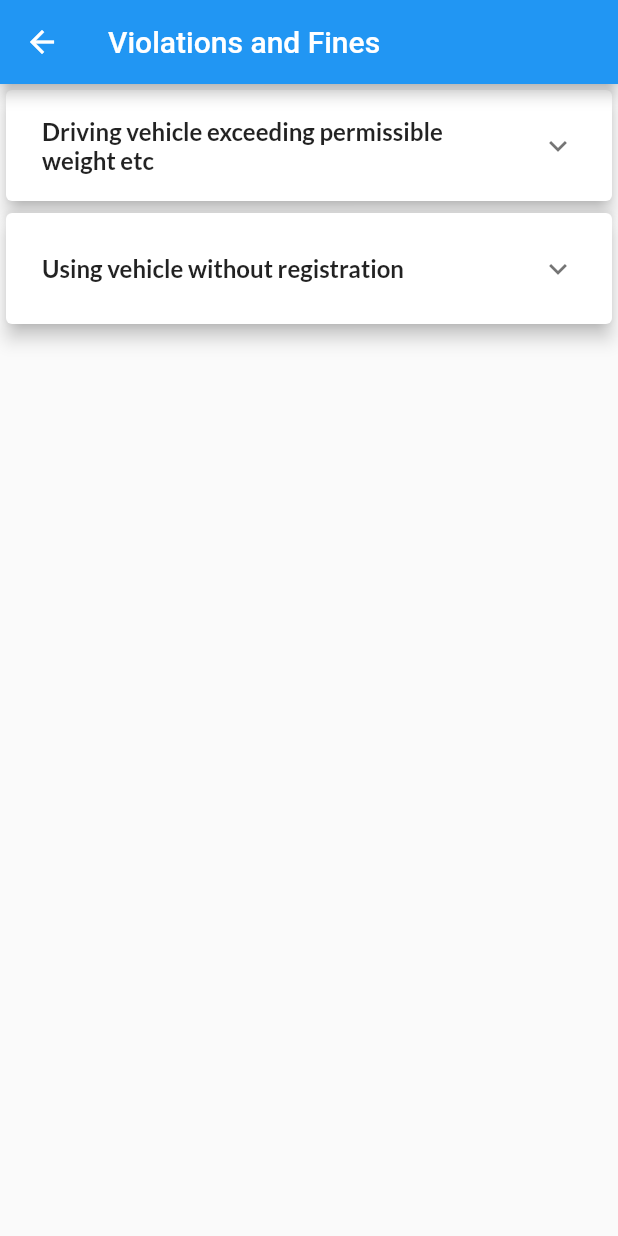
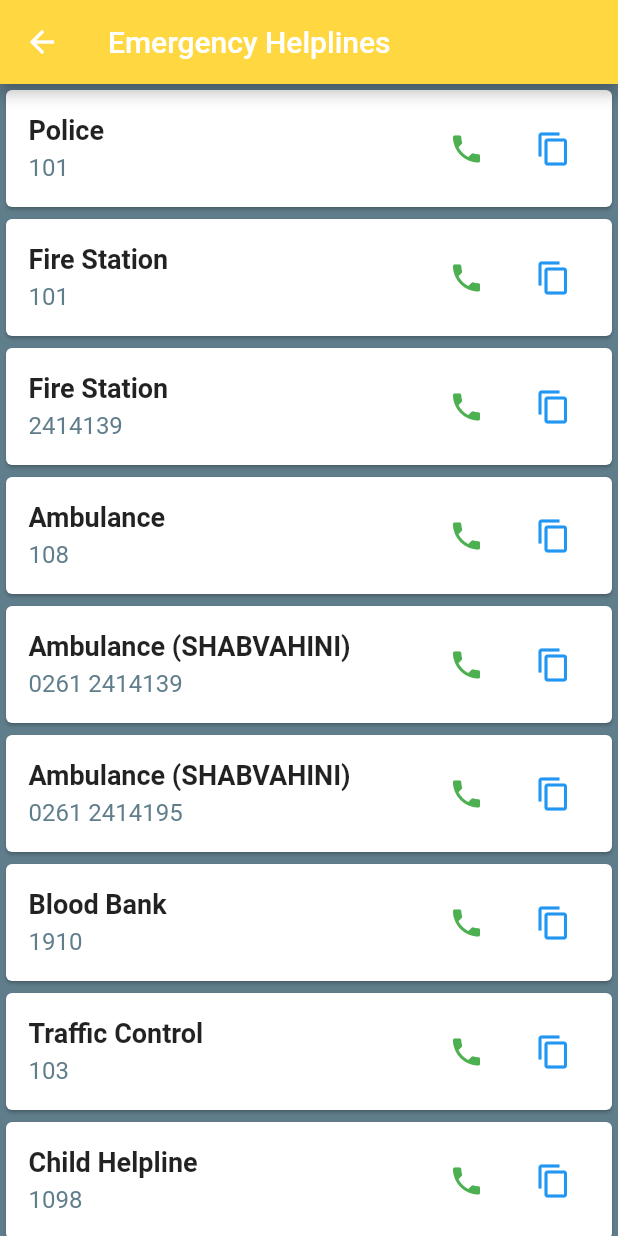
Before and after one commit to Mit-Patel/traffic_rules, a Flutter app: the screen it shows after launch, after a tap on "Emergency Helplines", on a phone screen of 412 x 824 dp. Run offline on Flutter 3.47's test engine with Material 2 defaults, Android fonts, the phone set to English and light mode, and no system bars; our stand-ins replace google_fonts.

Commit message:
added traffic signs and emergency numbers

```diff
--- /dev/null
+++ b/lib/components/AdaptableText.dart
@@ -0,0 +1,84 @@
+import 'package:flutter/material.dart';
+
+class AdaptableText extends StatelessWidget {
+  final String text;
+  final TextStyle style;
+  final TextAlign textAlign;
+  final TextDirection textDirection;
+  final double minimumFontScale;
+  final TextOverflow textOverflow;
+  const AdaptableText(this.text,
+      {this.style,
+      this.textAlign = TextAlign.left,
+      this.textDirection = TextDirection.ltr,
+      this.minimumFontScale = 0.5,
+      this.textOverflow = TextOverflow.ellipsis,
+      Key key})
+      : super(key: key);
+
+  @override
+  Widget build(BuildContext context) {
+    TextPainter _painter = TextPainter(
+        text: TextSpan(text: this.text, style: this.style),
+        textAlign: this.textAlign,
+        textScaleFactor: 1,
+        maxLines: 100,
+        textDirection: this.textDirection);
+
+    return LayoutBuilder(
+      builder: (context, constraints) {
+        _painter.layout(maxWidth: constraints.maxWidth);
+        double textScaleFactor = 1;
+
+        if (_painter.height > constraints.maxHeight) {
+          //
+          //print('${_painter.size}');
+          _painter.textScaleFactor = minimumFontScale;
+          _painter.layout(maxWidth: constraints.maxWidth);
+          //print('${_painter.size}');
+
+          if (_painter.height > constraints.maxHeight) {
+            //
+            //even minimum does not fit render it with minimum size
+            //print("Using minimum set font");
+            textScaleFactor = minimumFontScale;
+          } else if (minimumFontScale < 1) {
+            //binary search for valid Scale factor
+            int h = 100;
+            int l = (minimumFontScale * 100).toInt();
+            while (h > l) {
+              int mid = (l + (h - l) / 2).toInt();
+              double newScale = mid.toDouble() / 100.0;
+              _painter.textScaleFactor = newScale;
+              _painter.layout(maxWidth: constraints.maxWidth);
+
+              if (_painter.height > constraints.maxHeight) {
+                //
+                h = mid - 1;
+              } else {
+                l = mid + 1;
+              }
+              if (h <= l) {
+                //print('${_painter.size}');
+                textScaleFactor = newScale - 0.01;
+                _painter.textScaleFactor = newScale;
+                _painter.layout(maxWidth: constraints.maxWidth);
+                break;
+              }
+            }
+          }
+        }
+
+        return Text(
+          this.text,
+          style: this.style,
+          textAlign: this.textAlign,
+          textDirection: this.textDirection,
+          textScaleFactor: textScaleFactor,
+          maxLines: 100,
+          overflow: textOverflow,
+        );
+      },
+    );
+  }
+}
--- a/lib/components/DashboardCard.dart
+++ b/lib/components/DashboardCard.dart
@@ -1,6 +1,7 @@
 import 'package:flutter/material.dart';
 import 'package:google_fonts/google_fonts.dart';
-import 'package:traffic_rules/screens/ViolationsandFines.dart';
+
+import 'AdaptableText.dart';
 
 class DashboardCard extends StatefulWidget {
   final String _icon;
@@ -19,7 +20,7 @@ class _DashboardCardState extends State<DashboardCard> {
   @override
   Widget build(BuildContext context) {
     return Card(
-      elevation:5,
+      elevation: 5,
       //margin: EdgeInsets.fromLTRB(0.0, 0.0, 0.0, 16.0),
       shape: RoundedRectangleBorder(
         borderRadius: BorderRadius.circular(15.0),
@@ -35,29 +36,38 @@ class _DashboardCardState extends State<DashboardCard> {
           padding: const EdgeInsets.all(20.0),
           child: Column(
             children: [
-              Image(image: AssetImage(widget._icon),height: 60,width: 60,),
+              Image(
+                image: AssetImage(widget._icon),
+                height: 60,
+                width: 60,
+              ),
               SizedBox(
                 height: 10.0,
               ),
               Text(
                 widget._title,
                 textAlign: TextAlign.center,
-                style: GoogleFonts.lato(fontSize: 20.0,fontWeight: FontWeight.w700,),
+                style: GoogleFonts.lato(
+                  fontSize: 20.0,
+                  fontWeight: FontWeight.w700,
+                ),
               ),
               Divider(
                 thickness: 1.0,
               ),
               Expanded(
-                child: Text(
+                child: AdaptableText(
                   widget._description,
                   textAlign: TextAlign.center,
-                  style: GoogleFonts.lato(color: Colors.grey,fontWeight: FontWeight.w500,),
+                  style: GoogleFonts.lato(
+                    color: Colors.grey,
+                    fontWeight: FontWeight.w500,
+                  ),
                 ),
               ),
             ],
           ),
         ),
-
       ),
     );
   }
--- a/lib/data/Rules.dart
+++ b/lib/data/Rules.dart
@@ -13,7 +13,7 @@ class Rules {
 }
 
 // This is the entire multi-level list displayed by this app
-final List<Rules> data = <Rules>[
+final List<Rules> violationData = <Rules>[
   Rules(
     'Driving vehicle exceeding permissible weight etc',
     <SubRule>[
@@ -43,5 +43,47 @@ final List<Rules> data = <Rules>[
     SubRule('4. Light Motor Vehicle', 'Rs. 1000'),
     SubRule('5. Four Wheels Vehicle', 'Rs. 1000'),
     SubRule('6. Other Vehicle', 'Rs. 5000'),
-  ])
+  ]),
+  Rules('Driving Dangerously', <SubRule>[
+    SubRule(
+        '1. Driving a motor vehicle at a speed which is dangerous to the public.',
+        'Two-Three Wheelers: Rs. 1500\n\nLMV: Rs. 3000\n\nOther Vehicles: Rs. 5000'),
+    SubRule(
+        '2. Driving a motor vehicle in a manner which is dangerous to the public.',
+        'Two-Three Wheelers: Rs. 1500\n\nLMV: Rs. 3000\n\nOther Vehicles: Rs. 5000'),
+    SubRule(
+        'NOTE: \n1. The documents produced in electronic form (Digilocker) shall be valid.\n2. The documents shall be produced within 15 days from the date of demand.',
+        ''),
+  ]),
+  Rules('Allowing unauthorized person to drive vehicles', <SubRule>[
+    SubRule('1. Two Wheelers', 'Rs. 2000'),
+    SubRule('2. Other Vehicles', 'Rs. 3000'),
+  ]),
+  Rules('Driving Vehicle in contravention of Section 3 or Section 4', <SubRule>[
+    SubRule('1. Drive vehicle without holding driving license.',
+        'Two wheeler: Rs. 2000\n\nOther Vehicles: Rs. 3000'),
+    SubRule(
+        '2. Drive transport vehicle without holding transport authorization.',
+        'Two wheeler: Rs. 2000\n\nOther Vehicles: Rs. 3000'),
+    SubRule('3. Under age driver drives the vehicle.',
+        'Two wheeler: Rs. 2000\n\nOther Vehicles: Rs. 3000'),
+    SubRule(
+        '4. Drive vehicle in contravention of the conditions of learning license.',
+        'Two wheeler: Rs. 2000\n\nOther Vehicles: Rs. 3000'),
+  ]),
+  Rules('Whoever while driving a motor vehicle', <SubRule>[
+    SubRule(
+        '1. Sounds the horn needlessly or continuously or more than necessary to ensure safety.',
+        'Rs. 1000'),
+    SubRule(
+        '2. Sounds the horn in an area with a traffic sign prohibiting the use of a horn, or	drives a motor vehicle which makes use of a cut -out by which exhaust gases are released other than through the silencer.',
+        'Rs. 1000'),
+  ]),
+  Rules('Others', <SubRule>[
+    SubRule('Failure to use safety belts while driving', 'Rs. 500'),
+    SubRule('Violation of not wearing Helmet', 'Rs. 500'),
+    SubRule(
+        'Failure to allow free passage to emergency vehicles like ambulance, fire fighting vehicle, etc.',
+        'Rs. 1000'),
+  ]),
 ];
--- a/lib/screens/Dashboard.dart
+++ b/lib/screens/Dashboard.dart
@@ -1,5 +1,7 @@
 import 'package:flutter/material.dart';
 import 'package:traffic_rules/components/DashboardCard.dart';
+import 'package:traffic_rules/screens/EmergencyHelpline.dart';
+import 'package:traffic_rules/screens/TrafficSign.dart';
 
 import 'ViolationsAndFines.dart';
 
@@ -9,32 +11,62 @@ class Dashboard extends StatefulWidget {
 }
 
 class _DashboardState extends State<Dashboard> {
-  List<String> icons = [
-    'assets/images/warning.png',
-    'assets/images/fine.png',
-    'assets/images/trafficsign.png',
-    'assets/images/helpline.png',
-    'assets/images/document.png',
-    'assets/images/faq.png',
-
-  ];
-  List cards = [
-    ["Rules & Regulations", "All the significant traffic rules"],
-    ["Violations & Fines", "Fines you will be paying on violation of rules"],
-    [
-      "Traffic Signs & Signals",
-      "General Traffic Signs you must have knowledge about"
-    ],
-    ["Emergency Helplines", "Get help at the time of emergency"],
-    [
-      "Documents Information",
-      "Information about the documents you should keep with you"
-    ],
-    ["FAQs", "Frequently Asked Questions"],
-  ];
-
   @override
   Widget build(BuildContext context) {
+    List items = [
+      {
+        "title": "Rules & Regulations",
+        "subtitle": "All the significant traffic rules",
+        "icon": "assets/images/warning.png",
+        "method": () {}
+      },
+      {
+        "title": "Violations & Fines",
+        "subtitle": "Fines you will be paying on violation of rules",
+        "icon": "assets/images/fine.png",
+        "method": () {
+          Navigator.push(
+            context,
+            MaterialPageRoute(builder: (context) => ViolationsAndFines()),
+          );
+        }
+      },
+      {
+        "title": "Traffic Signs & Signals",
+        "subtitle": "General Traffic Signs you must have knowledge about",
+        "icon": "assets/images/trafficsign.png",
+        "method": () {
+          Navigator.push(
+            context,
+            MaterialPageRoute(builder: (context) => TrafficSign()),
+          );
+        }
+      },
+      {
+        "title": "Emergency Helplines",
+        "subtitle": "Get help at the time of emergency",
+        "icon": "assets/images/helpline.png",
+        "method": () {
+          print("METHOD");
+          Navigator.push(
+            context,
+            MaterialPageRoute(builder: (context) => EmergencyHelpline()),
+          );
+        }
+      },
+      {
+        "title": "Documents Information",
+        "subtitle": "Information about the documents you should keep with you",
+        "icon": "assets/images/document.png",
+        "method": () {}
+      },
+      {
+        "title": "FAQs",
+        "subtitle": "Frequently Asked Questions",
+        "icon": "assets/images/faq.png",
+        "method": () {}
+      },
+    ];
     return Scaffold(
       backgroundColor: Colors.indigo,
       appBar: AppBar(
@@ -44,16 +76,13 @@ class _DashboardState extends State<Dashboard> {
       body: GridView.count(
           crossAxisCount: 2,
           childAspectRatio: 4 / 5,
-          children: List.generate(cards.length, (index) {
+          children: List.generate(items.length, (index) {
             return DashboardCard(
-              icons[index],
-              cards[index][0],
-              cards[index][1],
+              items[index]["icon"],
+              items[index]["title"],
+              items[index]["subtitle"],
               onTap: () {
-                Navigator.push(
-                  context,
-                  MaterialPageRoute(builder: (context) => ViolationsAndFines()),
-                );
+                items[index]["method"]();
               },
             );
           })),
--- /dev/null
+++ b/lib/screens/EmergencyHelpline.dart
@@ -0,0 +1,168 @@
+import 'package:flutter/material.dart';
+import 'package:flutter/services.dart';
+import 'package:url_launcher/url_launcher.dart';
+
+class EmergencyHelpline extends StatefulWidget {
+  @override
+  _EmergencyHelplineState createState() => _EmergencyHelplineState();
+}
+
+class _EmergencyHelplineState extends State<EmergencyHelpline> {
+  final List data = [
+    {"title": "Police", "number": "101"},
+    {"title": "Fire Station", "number": "101"},
+    {"title": "Fire Station", "number": "2414139"},
+    {"title": "Ambulance", "number": "108"},
+    {"title": "Ambulance (SHABVAHINI)", "number": "0261 2414139"},
+    {"title": "Ambulance (SHABVAHINI)", "number": "0261 2414195"},
+    {"title": "Blood Bank", "number": "1910"},
+    {"title": "Traffic Control", "number": "103"},
+    {"title": "Child Helpline", "number": "1098"},
+    {"title": "Women Helpline", "number": "181"},
+    {"title": "Women Helpline", "number": "1091"},
+  ];
+
+  @override
+  Widget build(BuildContext context) {
+    return Scaffold(
+      backgroundColor: Colors.blueGrey,
+      appBar: AppBar(
+        backgroundColor: Colors.amberAccent,
+        leading: IconButton(
+          icon: Icon(Icons.arrow_back, color: Colors.white),
+          onPressed: () => Navigator.of(context).pop(),
+        ),
+        title: const Text('Emergency Helplines'),
+      ),
+      body: ListView.builder(
+          itemCount: data.length,
+          itemBuilder: (BuildContext context, int index) {
+            return Card(
+              child: Padding(
+                padding: const EdgeInsets.all(15.0),
+                child: Row(
+                  mainAxisSize: MainAxisSize.max,
+                  children: [
+                    Expanded(
+                      child: Column(
+                        mainAxisSize: MainAxisSize.max,
+                        crossAxisAlignment: CrossAxisAlignment.start,
+                        children: [
+                          Text(
+                            data[index]["title"],
+                            softWrap: true,
+                            style: TextStyle(
+                              fontSize: 18.0,
+                              fontWeight: FontWeight.bold,
+                            ),
+                          ),
+                          SizedBox(height: 5.0),
+                          Text(
+                            data[index]["number"],
+                            style: TextStyle(
+                              fontSize: 16.0,
+                              fontWeight: FontWeight.normal,
+                              color: Colors.blueGrey,
+                            ),
+                          ),
+                        ],
+                      ),
+                    ),
+                    IconButton(
+                      icon: Icon(Icons.phone),
+                      color: Colors.green,
+                      onPressed: () async {
+                        var url = 'tel:' + data[index]['number'];
+                        if (await canLaunch(url)) {
+                          await launch(url);
+                        } else {
+                          Scaffold.of(context).showSnackBar(SnackBar(
+                            content: Text(
+                                'Error while calling! Please try again...'),
+                            backgroundColor: Colors.red[600],
+                          ));
+                        }
+                      },
+                    ),
+                    SizedBox(
+                      width: 10.0,
+                    ),
+                    IconButton(
+                      icon: Icon(Icons.copy),
+                      color: Theme.of(context).primaryColor,
+                      onPressed: () {
+                        Clipboard.setData(
+                                new ClipboardData(text: data[index]['number']))
+                            .then((value) =>
+                                Scaffold.of(context).showSnackBar(SnackBar(
+                                  content: Text('Helpline Number Copied!'),
+                                  backgroundColor: Colors.green[600],
+                                )));
+                      },
+                    ),
+                  ],
+                ),
+              ),
+            );
+          }),
+    );
+  }
+}
+/*
+
+class EmergencyHelpline extends StatelessWidget {
+
+
+  @override
+  Widget build(BuildContext context) {
+    return Scaffold(
+      backgroundColor: Colors.lightBlueAccent,
+      appBar: AppBar(
+        backgroundColor: Colors.amberAccent,
+        leading: IconButton(
+          icon: Icon(Icons.arrow_back, color: Colors.white),
+          onPressed: () => Navigator.of(context).pop(),
+        ),
+        title: const Text('Emergency Helplines'),
+      ),
+      body: ListView.builder(
+          itemCount: data.length,
+          itemBuilder: (BuildContext context, int index) {
+            return Card(
+              child: Row(
+                mainAxisSize: MainAxisSize.max,
+                children: [
+                  Column(
+                    children: [
+                      Expanded(
+                          child: Text(
+                        data[index]["title"],
+                        style: TextStyle(
+                          fontSize: 20.0,
+                          fontWeight: FontWeight.bold,
+                        ),
+                      )),
+                      Expanded(
+                          child: Text(
+                        data[index]["number"],
+                        style: TextStyle(
+                          fontSize: 10.0,
+                          fontWeight: FontWeight.bold,
+                          color: Colors.blueGrey,
+                        ),
+                      )),
+                    ],
+                  ),
+                  IconButton(
+                    icon: Icon(Icons.phone),
+                    color: Theme.of(context).primaryColor,
+                    onPressed: () {},
+                  ),
+                ],
+              ),
+            );
+          }),
+    );
+  }
+}
+*/
--- a/pubspec.yaml
+++ b/pubspec.yaml
@@ -23,6 +23,7 @@ environment:
 dependencies:
   flutter:
     sdk: flutter
+  url_launcher:
 
 
   # The following adds the Cupertino Icons font to your application.
```
Also changed, not shown: lib/screens/TrafficSign.dart (added, +89 -0 lines), lib/screens/ViolationsandFines.dart (+4 -6 lines), assets/images/traffic_sign.jpg (added), pubspec.lock.
